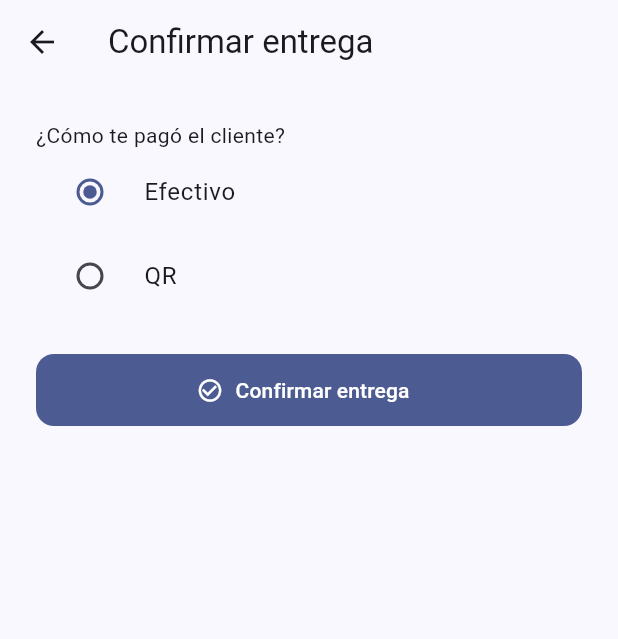
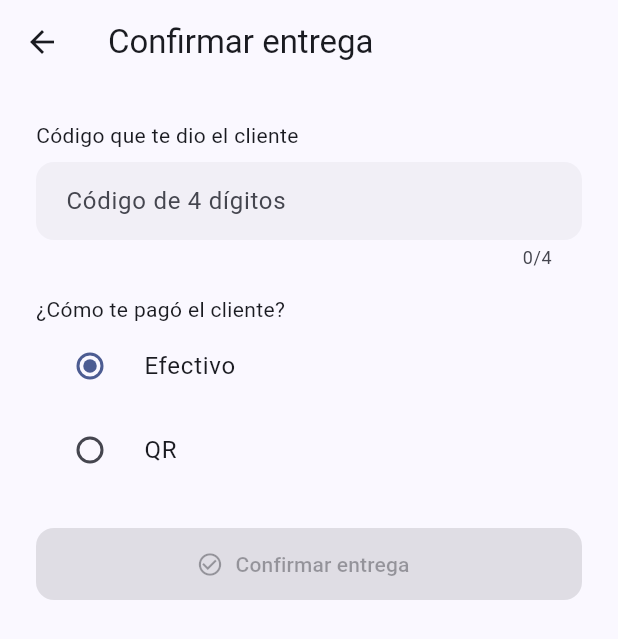
Before and after one commit to danielcisco/indrive_bolivia, a Flutter app: the ConfirmarEntregaScreen screen opened directly with empty values, on a phone screen of 412 x 824 dp. Shown: the top 639 px of the screen. Run offline on Flutter 3.47's test engine with Material 3 defaults, Android fonts, the phone set to English and light mode, and no system bars; our stand-ins replace cloud_firestore, cloud_functions, connectivity_plus, firebase_auth, firebase_core, firebase_crashlytics and 9 more; missing offline and left inert: dart_geohash, flutter_background_service; accounts and stored records are empty; statements that could not run were skipped.

Commit message:
feat(sprint-8.2): codigo OTP de entrega
El codigo de 4 digitos vive en envios/{id}/privado/entrega (subdocumento
aparte, con su propia regla de lectura restringida al cliente dueño) en
vez de en el documento envios/{id}, cuya lectura es de cualquier usuario
autenticado. La transicion en_curso->entregado ahora exige que el codigo
que ingresa el repartidor coincida (comparado server-side via Firestore
Rules). Cliente lo ve en el detalle del envio; nueva Cloud Function
notificarRecogida avisa al cliente cuando el repartidor confirma
recogida.

```diff
--- a/indrive_app/lib/features/repartidor/presentation/screens/confirmar_entrega_screen.dart
+++ b/indrive_app/lib/features/repartidor/presentation/screens/confirmar_entrega_screen.dart
@@ -28,9 +28,16 @@ class ConfirmarEntregaScreen extends ConsumerStatefulWidget {
 class _ConfirmarEntregaScreenState
     extends ConsumerState<ConfirmarEntregaScreen> {
   MetodoPago _metodoPago = MetodoPago.efectivo;
+  final _codigoController = TextEditingController();
   XFile? _foto;
   bool _procesando = false;
   String? _error;
+
+  @override
+  void dispose() {
+    _codigoController.dispose();
+    super.dispose();
+  }
 
   Future<void> _tomarFoto() async {
     // imageQuality + maxWidth: compresión en cliente antes de subir (regla
@@ -63,6 +70,7 @@ class _ConfirmarEntregaScreenState
       await repository.marcarEntregado(
         widget.envioId,
         metodoPago: _metodoPago,
+        codigoIngresado: _codigoController.text.trim(),
         comprobanteUrl: comprobanteUrl,
       );
       detenerTracking();
@@ -104,6 +112,7 @@ class _ConfirmarEntregaScreenState
   @override
   Widget build(BuildContext context) {
     final faltaFoto = _metodoPago == MetodoPago.qr && _foto == null;
+    final faltaCodigo = _codigoController.text.trim().length != 4;
     return Scaffold(
       appBar: AppBar(title: const Text('Confirmar entrega')),
       body: SingleChildScrollView(
@@ -111,6 +120,16 @@ class _ConfirmarEntregaScreenState
         child: Column(
           crossAxisAlignment: CrossAxisAlignment.start,
           children: [
+            const Text('Código que te dio el cliente'),
+            const SizedBox(height: 8),
+            TextField(
+              controller: _codigoController,
+              keyboardType: TextInputType.number,
+              maxLength: 4,
+              onChanged: (_) => setState(() {}),
+              decoration: const InputDecoration(labelText: 'Código de 4 dígitos'),
+            ),
+            const SizedBox(height: 16),
             const Text('¿Cómo te pagó el cliente?'),
             RadioGroup<MetodoPago>(
               groupValue: _metodoPago,
@@ -150,7 +169,9 @@ class _ConfirmarEntregaScreenState
             SizedBox(
               width: double.infinity,
               child: FilledButton.icon(
-                onPressed: (_procesando || faltaFoto) ? null : _confirmar,
+                onPressed: (_procesando || faltaFoto || faltaCodigo)
+                    ? null
+                    : _confirmar,
                 icon: const Icon(Icons.check_circle_outline),
                 label: Text(
                   _procesando ? 'Confirmando...' : 'Confirmar entrega',
--- a/indrive_app/lib/shared/domain/entities/envio.dart
+++ b/indrive_app/lib/shared/domain/entities/envio.dart
@@ -217,6 +217,6 @@ class Envio {
     'ofertaAceptadaId': null,
     'createdAt': FieldValue.serverTimestamp(),
     'categoria': categoria.toFirestore(),
-    if (fotoPaqueteUrl != null) 'fotoPaqueteUrl': fotoPaqueteUrl,
+    'fotoPaqueteUrl': ?fotoPaqueteUrl,
   };
 }
```
Also changed, not shown: indrive_app/lib/features/cliente/presentation/screens/envio_detalle_screen.dart (+40 -0 lines), indrive_app/lib/shared/data/envios_repository.dart (+38 -1 lines), indrive_app/lib/shared/data/providers.dart (+11 -0 lines), 2 other files.
